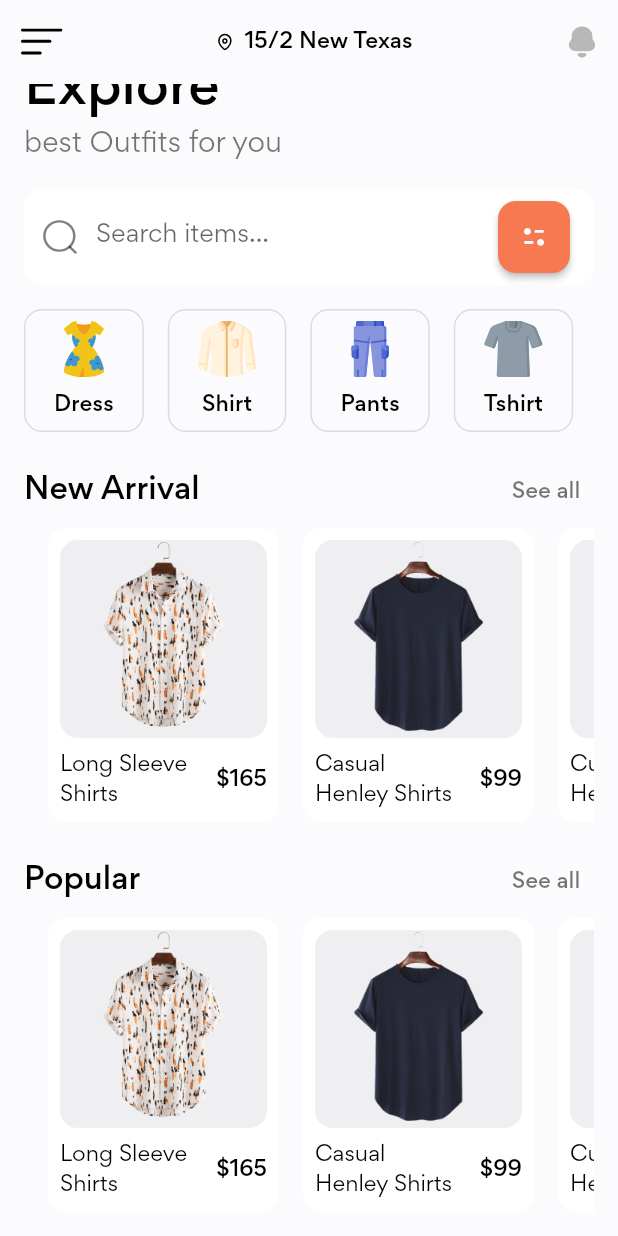
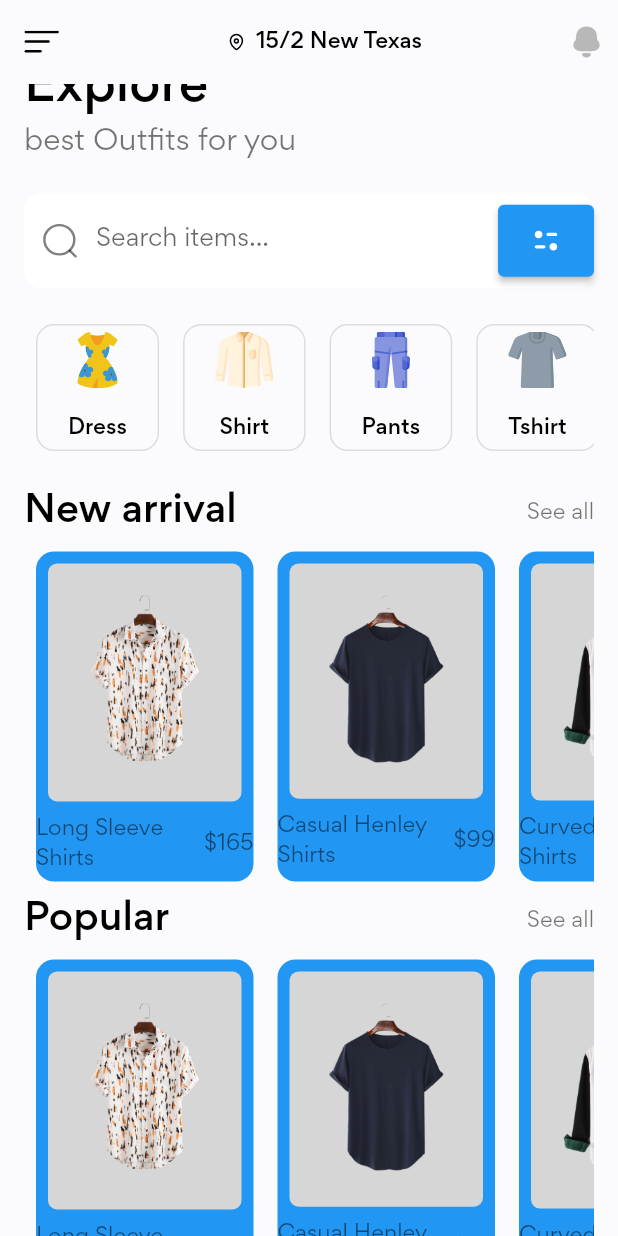
Before and after one commit to florinvoicu12/small_shop_app, a Flutter app: the screen it shows after launch, scrolled down 36 dp, on a phone screen of 412 x 824 dp. Run offline on Flutter 3.47's test engine with Material 2 defaults, Android fonts, the phone set to English and light mode, and no system bars; our stand-ins replace flutter_svg.

Commit message:
New Homescreen Version

```diff
--- a/lib/main.dart
+++ b/lib/main.dart
@@ -1,5 +1,6 @@
 import 'package:flutter/material.dart';
 import 'package:flutter_myapp/constants.dart';
+import 'package:flutter_myapp/new_home_screen.dart';
 import 'package:flutter_myapp/screens/home/home_screen.dart';
 
 void main() {
@@ -21,7 +22,7 @@ class MyApp extends StatelessWidget {
           fontFamily: "Gordita",
           textTheme:
               const TextTheme(bodyMedium: TextStyle(color: Colors.black54))),
-      home: const HomeScreen(),
+      home: const NewHomeScreen(),
     );
   }
 }
--- /dev/null
+++ b/lib/new_category_card.dart
@@ -0,0 +1,74 @@
+import 'package:flutter/material.dart';
+import 'package:flutter_myapp/constants.dart';
+import 'package:flutter_myapp/models/Category.dart';
+import 'package:flutter_svg/svg.dart';
+
+class NewCategoryCard extends StatelessWidget {
+  const NewCategoryCard({
+    super.key,
+    required this.icon,
+    required this.text,
+    required this.press,
+  });
+
+  final String icon;
+  final String text;
+  final VoidCallback press;
+  @override
+  Widget build(BuildContext context) {
+    return OutlinedButton(
+      onPressed: press,
+      style: OutlinedButton.styleFrom(
+          shape: RoundedRectangleBorder(
+              borderRadius:
+                  BorderRadius.all(Radius.circular(defaultBorderRadius)))),
+      child: Padding(
+        padding: const EdgeInsets.all(defaultPadding / 3),
+        child: Column(
+          mainAxisAlignment: MainAxisAlignment.center,
+          children: [
+            SvgPicture.asset(icon),
+            SizedBox(
+              height: defaultPadding,
+            ),
+            Text(
+              text,
+              style: TextStyle(color: Colors.black),
+            )
+          ],
+        ),
+      ),
+    );
+  }
+}
+
+class NewCategoryCardsList extends StatelessWidget {
+  const NewCategoryCardsList({
+    super.key,
+  });
+
+  @override
+  Widget build(BuildContext context) {
+    return SingleChildScrollView(
+      scrollDirection: Axis.horizontal,
+      child: Row(
+        children: List.generate(
+            demo_categories.length,
+            (index) => Padding(
+                  padding: const EdgeInsets.all(8.0),
+                  child: NewCategoryCard(
+                      icon: demo_categories[index].icon,
+                      text: demo_categories[index].title,
+                      press: () {}),
+                )),
+      ),
+    );
+  }
+}
+
+const outlineInputBorder = OutlineInputBorder(
+  borderRadius: BorderRadius.all(
+    Radius.circular(defaultBorderRadius),
+  ),
+  borderSide: BorderSide.none,
+);
--- a/lib/new_home_screen.dart
+++ b/lib/new_home_screen.dart
@@ -0,0 +1,271 @@
+import 'package:flutter/material.dart';
+import 'package:flutter_myapp/constants.dart';
+import 'package:flutter_myapp/models/Category.dart';
+import 'package:flutter_myapp/models/Product.dart';
+import 'package:flutter_myapp/new_category_card.dart';
+import 'package:flutter_svg/svg.dart';
+
+class NewHomeScreen extends StatelessWidget {
+  const NewHomeScreen({super.key});
+
+  @override
+  Widget build(BuildContext context) {
+    return Scaffold(
+      appBar: AppBar(
+        backgroundColor: bgColor,
+        leading: Padding(
+          padding: const EdgeInsets.symmetric(
+              vertical: defaultPadding / 2, horizontal: defaultPadding),
+          child: SvgPicture.asset("assets/icons/menu.svg"),
+        ),
+        elevation: 0,
+        title: AppBarTitleSection(),
+        actions: [NotificationsWidget()],
+      ),
+      body: SingleChildScrollView(
+        child: Padding(
+          padding: EdgeInsets.all(defaultPadding),
+          child:
+              Column(crossAxisAlignment: CrossAxisAlignment.start, children: [
+            Text(
+              "Explore",
+              style: TextStyle(
+                  fontSize: 32,
+                  fontWeight: FontWeight.w500,
+                  color: Colors.black),
+            ),
+            Text(
+              "best Outfits for you",
+              style: TextStyle(fontSize: 19),
+            ),
+            SizedBox(
+              height: 20,
+            ),
+            NewSearchForm(),
+            SizedBox(height: defaultPadding),
+            NewCategoryCardsList(),
+            SizedBox(
+              height: 15,
+            ),
+            NewProductsSection(),
+            PopularProductsSection()
+          ]),
+        ),
+      ),
+    );
+  }
+}
+
+class NewSearchForm extends StatelessWidget {
+  const NewSearchForm({
+    super.key,
+  });
+
+  @override
+  Widget build(BuildContext context) {
+    return TextFormField(
+      decoration: InputDecoration(
+        hintText: "Search items...",
+        filled: true,
+        fillColor: Colors.white,
+        border: outlineInputBorder,
+        enabledBorder: outlineInputBorder,
+        focusedBorder: outlineInputBorder,
+        prefixIcon: Padding(
+          padding: const EdgeInsets.all(12.0),
+          child: SvgPicture.asset(
+            "assets/icons/Search.svg",
+          ),
+        ),
+        suffixIcon: ElevatedButton(
+          onPressed: () {},
+          child: SvgPicture.asset(
+            "assets/icons/Filter.svg",
+          ),
+        ),
+      ),
+    );
+  }
+}
+
+class NotificationsWidget extends StatelessWidget {
+  const NotificationsWidget({
+    super.key,
+  });
+
+  @override
+  Widget build(BuildContext context) {
+    return Padding(
+      padding: const EdgeInsets.only(right: defaultPadding / 2),
+      child: SvgPicture.asset("assets/icons/Notification.svg"),
+    );
+  }
+}
+
+class AppBarTitleSection extends StatelessWidget {
+  const AppBarTitleSection({
+    super.key,
+  });
+
+  @override
+  Widget build(BuildContext context) {
+    return Row(
+      mainAxisAlignment: MainAxisAlignment.center,
+      children: [
+        SvgPicture.asset("assets/icons/Location.svg"),
+        SizedBox(
+          width: defaultPadding / 2,
+        ),
+        Text(
+          "15/2 New Texas",
+          style: TextStyle(color: Colors.black, fontSize: 14),
+        ),
+      ],
+    );
+  }
+}
+
+class NewProductsSection extends StatelessWidget {
+  const NewProductsSection({
+    super.key,
+  });
+
+  @override
+  Widget build(BuildContext context) {
+    return Column(
+      children: [
+        NewSectionTitle(
+          firsttext: "New arrival",
+          secondtext: "See all",
+        ),
+        SingleChildScrollView(
+          scrollDirection: Axis.horizontal,
+          child: Row(
+            children: List.generate(
+                demo_product.length,
+                (index) => Padding(
+                      padding: const EdgeInsets.all(8.0),
+                      child: NewProductCard(
+                        title: demo_product[index].title,
+                        image: demo_product[index].image,
+                        price: demo_product[index].price,
+                        press: () {},
+                      ),
+                    )),
+          ),
+        )
+      ],
+    );
+  }
+}
+
+class PopularProductsSection extends StatelessWidget {
+  const PopularProductsSection({
+    super.key,
+  });
+
+  @override
+  Widget build(BuildContext context) {
+    return Column(
+      children: [
+        NewSectionTitle(
+          firsttext: "Popular",
+          secondtext: "See all",
+        ),
+        SingleChildScrollView(
+          scrollDirection: Axis.horizontal,
+          child: Row(
+            children: List.generate(
+                demo_product.length,
+                (index) => Padding(
+                      padding: const EdgeInsets.all(8.0),
+                      child: NewProductCard(
+                        title: demo_product[index].title,
+                        image: demo_product[index].image,
+                        price: demo_product[index].price,
+                        press: () {},
+                      ),
+                    )),
+          ),
+        )
+      ],
+    );
+  }
+}
+
+class NewSectionTitle extends StatelessWidget {
+  const NewSectionTitle({
+    super.key,
+    required this.firsttext,
+    required this.secondtext,
+  });
+
+  final String firsttext, secondtext;
+  @override
+  Widget build(BuildContext context) {
+    return Row(
+      mainAxisAlignment: MainAxisAlignment.spaceBetween,
+      children: [
+        Text(
+          firsttext,
+          style: TextStyle(
+              color: Colors.black, fontWeight: FontWeight.w500, fontSize: 25),
+        ),
+        Text(secondtext)
+      ],
+    );
+  }
+}
+
+class NewProductCard extends StatelessWidget {
+  const NewProductCard({
+    super.key,
+    required this.title,
+    required this.image,
+    required this.price,
+    required this.press,
+  });
+
+  final String title, image;
+  final int price;
+  final VoidCallback press;
+
+  @override
+  Widget build(BuildContext context) {
+    return GestureDetector(
+      onTap: press,
+      child: Container(
+          width: 145,
+          height: 220,
+          decoration: BoxDecoration(
+              color: Colors.blue,
+              borderRadius:
+                  BorderRadius.all(Radius.circular(defaultBorderRadius))),
+          child: Column(
+            children: [
+              Padding(
+                padding: const EdgeInsets.all(8.0),
+                child: Container(
+                    width: double.infinity,
+                    decoration: BoxDecoration(
+                        color: Colors.grey[350],
+                        borderRadius: BorderRadius.all(
+                            Radius.circular(defaultBorderRadius / 2))),
+                    padding: EdgeInsets.all(20),
+                    child: Image.asset(image)),
+              ),
+              Row(
+                children: [
+                  Expanded(
+                    child: Text(
+                      title,
+                    ),
+                  ),
+                  Text("\$" + price.toString())
+                ],
+              ),
+            ],
+          )),
+    );
+  }
+}
```
